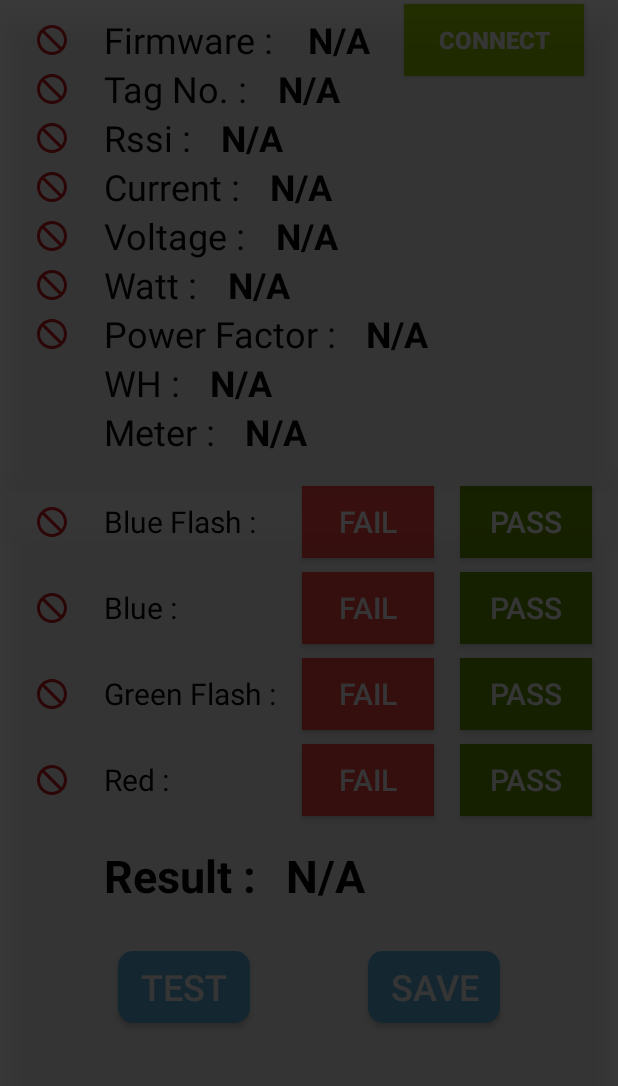
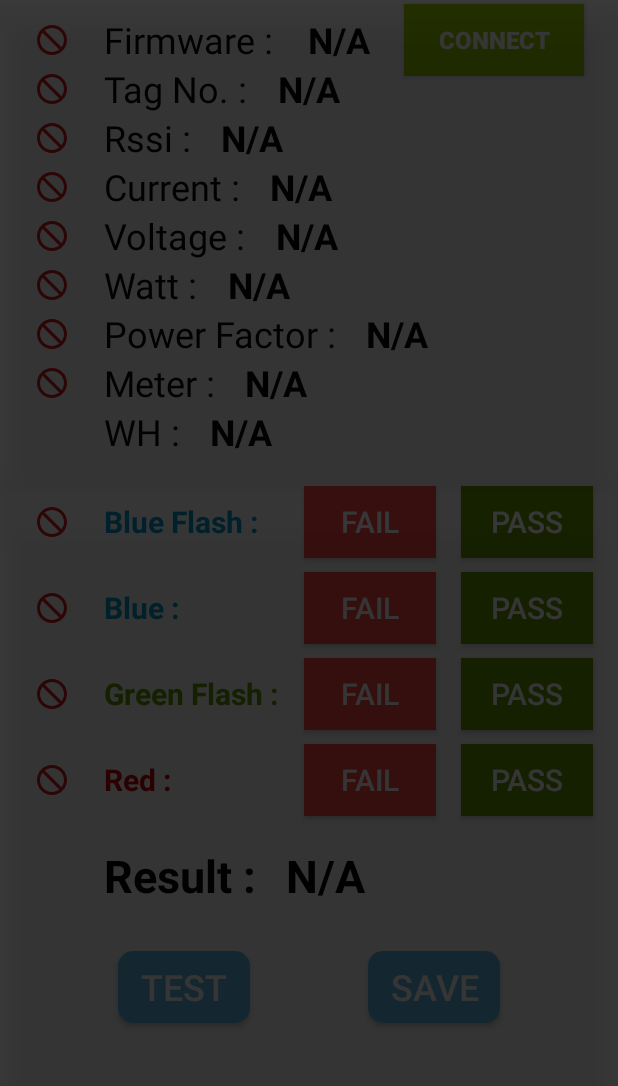
Before and after one commit to mansonase/Test_F116, an Android app: the MainActivity screen opened directly, with no data from a screen before it, on a phone screen of 412 x 824 dp, the part 84-1170 px from its top. Run offline under Robolectric (Android 15) with nearby library versions, the phone set to English and light mode, and no system bars; libraries missing offline, so code that uses them is left out: com.journeyapps.barcodescanner, io.realm; 2 statements that could not run were skipped.

Commit message:
12/15 final

```diff
--- a/app/build.gradle
+++ b/app/build.gradle
@@ -7,13 +7,13 @@ plugins {
 }
 
 android {
-    compileSdkVersion 30
+    compileSdkVersion 29
     buildToolsVersion "30.0.3"
 
     defaultConfig {
         applicationId "com.example.testf116"
         minSdkVersion 22
-        targetSdkVersion 30
+        targetSdkVersion 29
         versionCode 1
         versionName "1.0"
 
--- a/app/src/main/res/layout/activity_main.xml
+++ b/app/src/main/res/layout/activity_main.xml
@@ -274,6 +274,38 @@
                 app:layout_constraintBottom_toBottomOf="@+id/title_power_factor"
                 android:textStyle="bold"/>
 
+            <ImageView
+                android:layout_width="wrap_content"
+                android:layout_height="wrap_content"
+                android:id="@+id/show_meter"
+                app:layout_constraintTop_toTopOf="@+id/title_meter"
+                app:layout_constraintBottom_toBottomOf="@+id/title_meter"
+                app:layout_constraintStart_toStartOf="@+id/show_firmware"
+                android:src="@drawable/ic_baseline_do_not_disturb_24"/>
+
+            <TextView
+                android:layout_width="wrap_content"
+                android:layout_height="wrap_content"
+                android:id="@+id/title_meter"
+                android:textSize="24dp"
+                android:text="@string/meter"
+                android:textColor="@color/word_black"
+                app:layout_constraintTop_toBottomOf="@+id/title_power_factor"
+                app:layout_constraintStart_toStartOf="@+id/title_firmware"/>
+
+            <TextView
+                android:layout_width="wrap_content"
+                android:layout_height="wrap_content"
+                android:id="@+id/text_meter"
+                android:text="@string/na"
+                android:textColor="@color/word_black"
+                android:textSize="24dp"
+                android:layout_marginStart="20dp"
+                app:layout_constraintStart_toEndOf="@+id/title_meter"
+                app:layout_constraintTop_toTopOf="@+id/title_meter"
+                app:layout_constraintBottom_toBottomOf="@+id/title_meter"
+                android:textStyle="bold"/>
+
 
             <TextView
                 android:layout_width="wrap_content"
@@ -282,7 +314,7 @@
                 android:textSize="24dp"
                 android:text="@string/wh"
                 android:textColor="@color/word_black"
-                app:layout_constraintTop_toBottomOf="@+id/title_power_factor"
+                app:layout_constraintTop_toBottomOf="@+id/title_meter"
                 app:layout_constraintStart_toStartOf="@+id/title_firmware"/>
 
             <TextView
@@ -298,28 +330,6 @@
                 app:layout_constraintBottom_toBottomOf="@+id/title_wh"
                 android:textStyle="bold"/>
 
-            <TextView
-                android:layout_width="wrap_content"
-                android:layout_height="wrap_content"
-                android:id="@+id/title_meter"
-                android:textSize="24dp"
-                android:text="@string/meter"
-                android:textColor="@color/word_black"
-                app:layout_constraintTop_toBottomOf="@+id/title_wh"
-                app:layout_constraintStart_toStartOf="@+id/title_wh"/>
-
-            <TextView
-                android:layout_width="wrap_content"
-                android:layout_height="wrap_content"
-                android:id="@+id/text_meter"
-                android:text="@string/na"
-                android:textColor="@color/word_black"
-                android:textSize="24dp"
-                android:layout_marginStart="20dp"
-                app:layout_constraintStart_toEndOf="@+id/title_meter"
-                app:layout_constraintTop_toTopOf="@+id/title_meter"
-                app:layout_constraintBottom_toBottomOf="@+id/title_meter"
-                android:textStyle="bold"/>
 
             <ImageView
                 android:layout_width="wrap_content"
@@ -334,11 +344,12 @@
                 android:layout_width="wrap_content"
                 android:layout_height="wrap_content"
                 android:id="@+id/title_led_1"
-                android:textColor="@color/word_black"
+                android:textColor="@android:color/holo_blue_dark"
                 android:text="@string/led_blue_flash"
                 android:textSize="20dp"
+                android:textStyle="bold"
                 android:layout_marginTop="30dp"
-                app:layout_constraintTop_toBottomOf="@+id/title_meter"
+                app:layout_constraintTop_toBottomOf="@+id/title_wh"
                 app:layout_constraintStart_toStartOf="@+id/title_firmware"/>
 
             <Button
@@ -381,7 +392,8 @@
                 android:layout_width="wrap_content"
                 android:layout_height="wrap_content"
                 android:id="@+id/title_led_2"
-                android:textColor="@color/word_black"
+                android:textColor="@android:color/holo_blue_dark"
+                android:textStyle="bold"
                 android:textSize="20dp"
                 android:text="@string/led_blue_on"
                 android:layout_marginTop="30dp"
@@ -427,9 +439,10 @@
                 android:layout_width="wrap_content"
                 android:layout_height="wrap_content"
                 android:id="@+id/title_led_3"
-                android:textColor="@color/word_black"
+                android:textColor="@android:color/holo_green_dark"
                 android:text="@string/led_green_flash"
                 android:textSize="20dp"
+                android:textStyle="bold"
                 android:layout_marginTop="30dp"
                 app:layout_constraintTop_toBottomOf="@+id/title_led_2"
                 app:layout_constraintStart_toStartOf="@+id/title_firmware"/>
@@ -474,7 +487,8 @@
                 android:id="@+id/title_led_4"
                 android:textSize="20dp"
                 android:text="@string/led_red_on"
-                android:textColor="@color/word_black"
+                android:textStyle="bold"
+                android:textColor="@android:color/holo_red_dark"
                 android:layout_marginTop="30dp"
                 app:layout_constraintTop_toBottomOf="@+id/title_led_3"
                 app:layout_constraintStart_toStartOf="@+id/title_firmware"/>
```
Also changed, not shown: app/src/main/java/com/example/testf116/BluetoothLeService.kt (+9 -3 lines), app/src/main/java/com/example/testf116/GattAttributes.kt (+7 -2 lines), app/src/main/java/com/example/testf116/MainActivity.kt (+51 -16 lines), app/src/main/res/layout/dialog_header.xml (+33 -6 lines), 1 other file.
